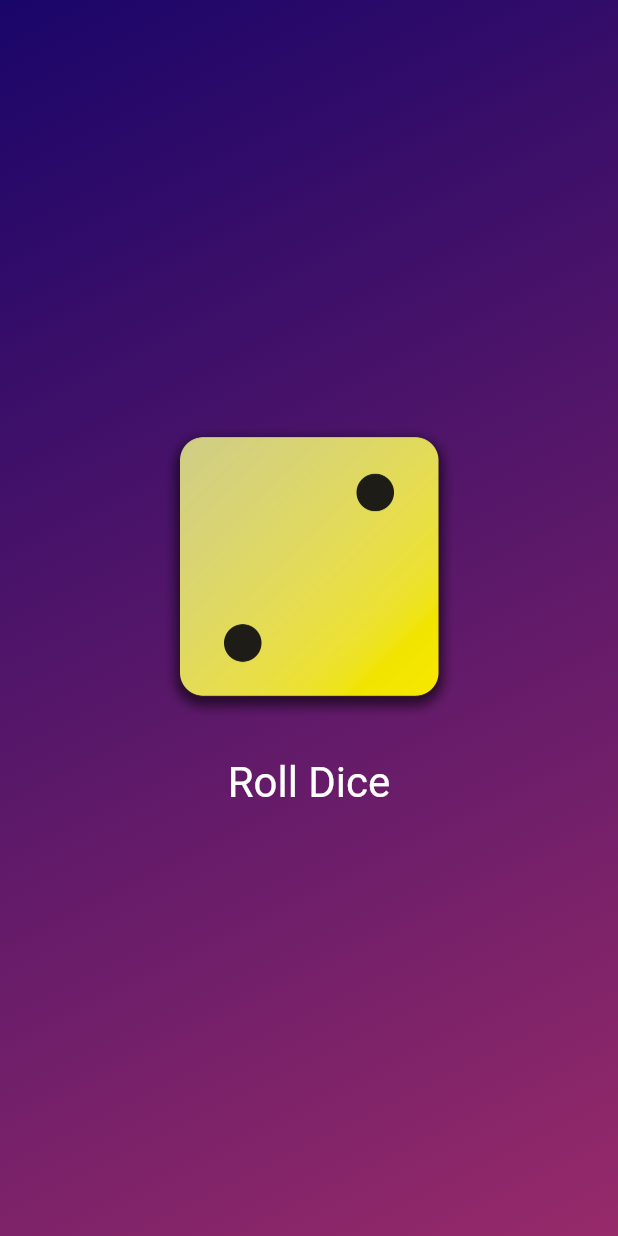
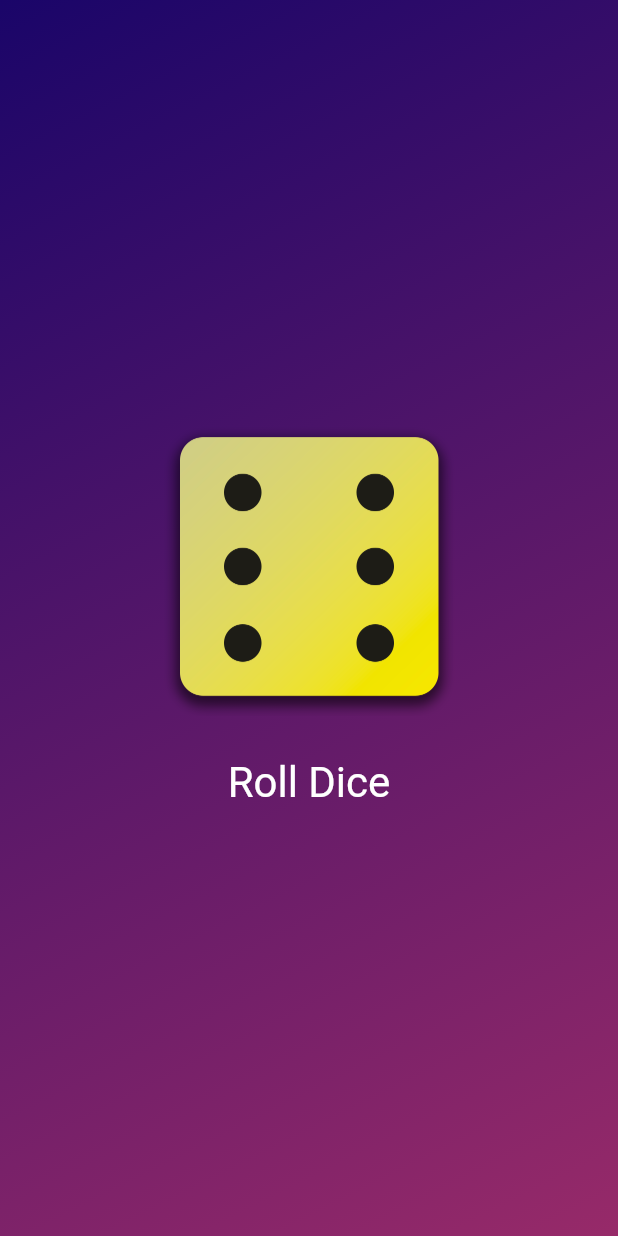
Before and after one commit to raziullah7/Flutter-Zero-to-Zoro, a Flutter app: the screen it shows after launch, after a tap on "Roll Dice", on a phone screen of 412 x 824 dp. Run offline on Flutter 3.47's test engine with Material 3 defaults, Android fonts, the light colour scheme and no system bars.

Commit message:
=> dice roll app completed => added stateful widget support => added functionality to generate random numbers => added a "rollDice" function that sets the state when button is pressed

```diff
--- /dev/null
+++ b/dice_rolling_app/lib/dice_roller.dart
@@ -0,0 +1,50 @@
+import 'dart:math';
+import 'package:flutter/material.dart';
+
+// declaring an object of Random() for better utility
+final randomizer = Random();
+
+class DiceRoller extends StatefulWidget {
+  // constructor
+  const DiceRoller({super.key});
+
+  @override // createState method
+  State<DiceRoller> createState() {
+    return _DiceRollerState();
+  }
+}
+
+class _DiceRollerState extends State<DiceRoller> {
+  // fields
+  var currentDiceRoll = randomizer.nextInt(6) + 1; // generates [0 - 5] + 1
+
+  // eventhandler method
+  void rollDice() {
+    setState(() {
+      currentDiceRoll = randomizer.nextInt(6) + 1;
+    });
+  }
+
+  @override // build method
+  Widget build(context) {
+    return Column(
+      mainAxisSize: MainAxisSize.min,
+      children: [
+        Image.asset(
+          'assets/dice-$currentDiceRoll.png',
+          width: 200,
+        ),
+        // adding SizedBox to add padding
+        const SizedBox(height: 20),
+        TextButton(
+          onPressed: rollDice,
+          style: TextButton.styleFrom(
+              // padding: const EdgeInsets.only(top: 20),
+              foregroundColor: Colors.white,
+              textStyle: const TextStyle(fontSize: 28)),
+          child: const Text('Roll Dice'),
+        ),
+      ],
+    );
+  }
+}
--- a/dice_rolling_app/lib/gradient_container.dart
+++ b/dice_rolling_app/lib/gradient_container.dart
@@ -1,3 +1,4 @@
+import 'package:dice_rolling_app/dice_roller.dart';
 import 'package:flutter/material.dart';
 // import 'package:dice_rolling_app/styled_text.dart';
 
@@ -9,23 +10,18 @@
 class GradientContainer extends StatelessWidget {
   // fields
   final List<Color> colors;
-  var activeDiceImage = 'assets/dice-2.png';
 
   // constructor(s)
   // create a constructor, have a named parameter "key"
   // then forward this "key" to the super class "StatelessWidget"
   // const GradientContainer({key}): super(key: key);
-  GradientContainer(this.colors, {super.key});
-
-  // methods
-  void rollDice() {
-    activeDiceImage = 'assets/dice-4.png';
-    print('Changing Image...');
-  }
+  const GradientContainer(this.colors, {super.key});
 
   @override
   Widget build(context) {
     return Container(
+//------------------------------------------------------------------------------
+      // managing gradient
       decoration: BoxDecoration(
         // default direction of gradient is left to right
         gradient: LinearGradient(
@@ -37,24 +33,11 @@
           end: end,
         ),
       ),
-      child: Center(
+//------------------------------------------------------------------------------
+      // managing content
+      child: const Center(
         // child: StyledText('Hello World!'),
-        child: Column(
-          mainAxisSize: MainAxisSize.min,
-          children: [
-            Image.asset(activeDiceImage, width: 200),
-            // adding SizedBox to add padding
-            const SizedBox(height: 20),
-            TextButton(
-              onPressed: rollDice,
-              style: TextButton.styleFrom(
-                  // padding: const EdgeInsets.only(top: 20),
-                  foregroundColor: Colors.white,
-                  textStyle: const TextStyle(fontSize: 28)),
-              child: const Text('Roll Dice'),
-            ),
-          ],
-        ),
+        child: DiceRoller(),
       ),
     );
   }
--- a/dice_rolling_app/lib/main.dart
+++ b/dice_rolling_app/lib/main.dart
@@ -20,7 +20,7 @@
 void main() {
   // the main start of the file
   runApp(
-    MaterialApp(
+    const MaterialApp(
       title: 'Flutter App',
       home: Scaffold(
         // backgroundColor: Colors.deepPurple,
```
